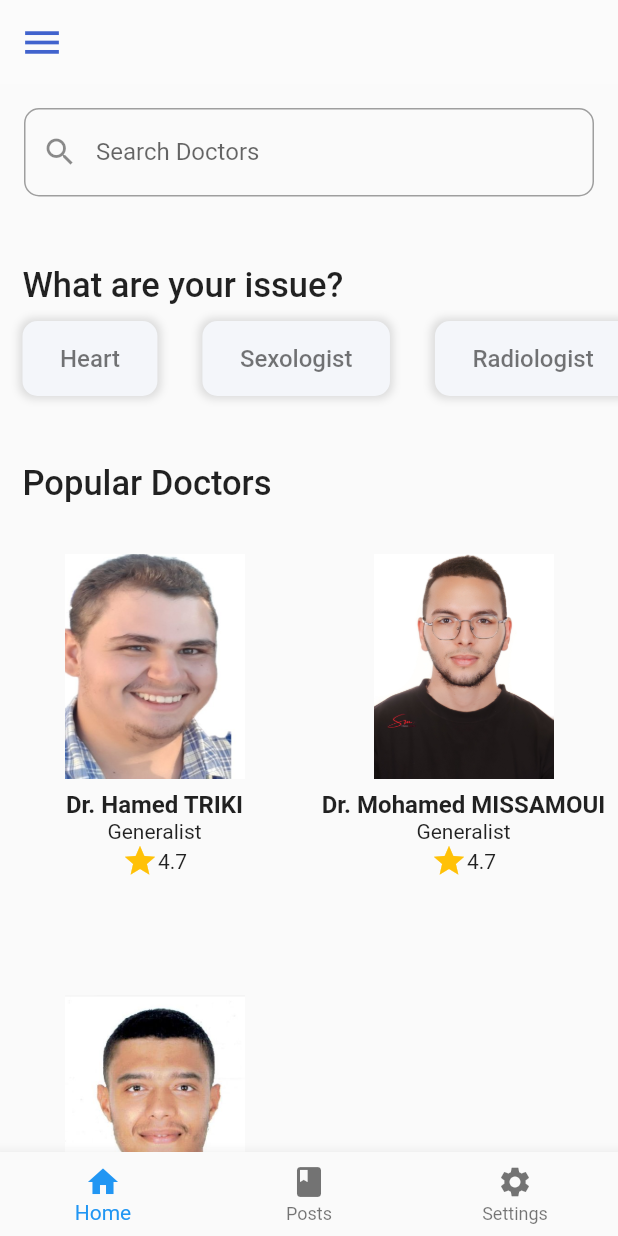
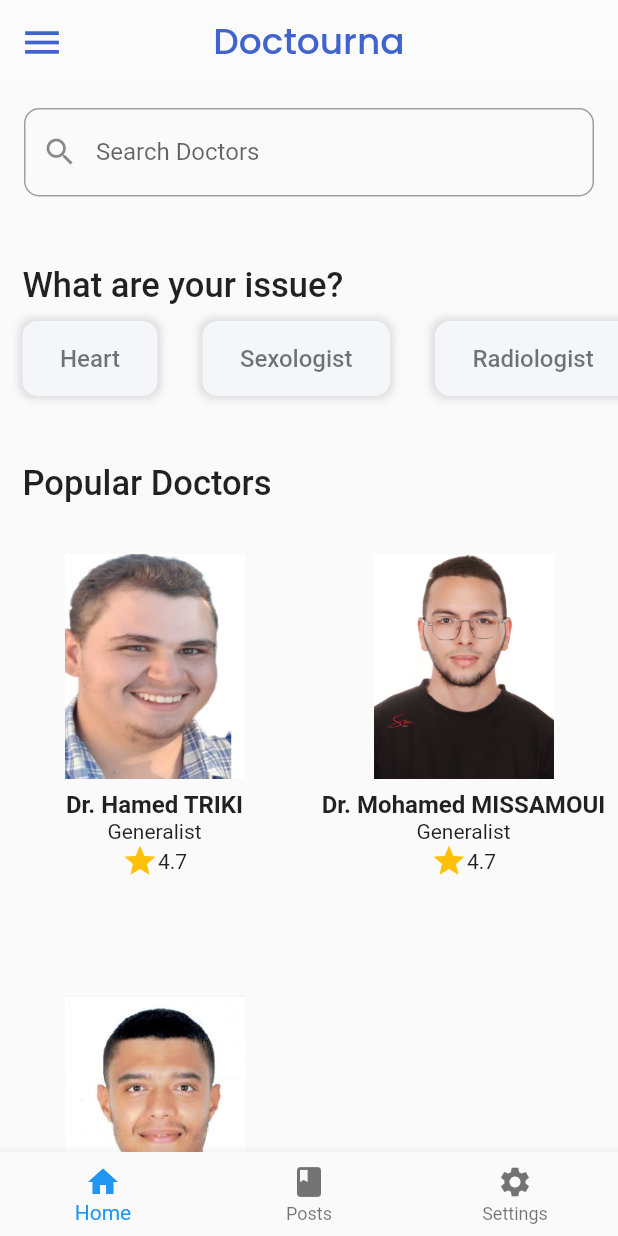
Before and after one commit to c-ryuk/Doctourna, a Flutter app: the screen it shows after launch, on a phone screen of 412 x 824 dp. Run offline on Flutter 3.47's test engine with Material 2 defaults, Android fonts, the phone set to English and light mode, and no system bars; our stand-ins replace font_awesome_flutter; missing offline and left inert: country_flags, icons_flutter.

Commit message:
simple edits

```diff
--- a/tbibi/lib/views/home.dart
+++ b/tbibi/lib/views/home.dart
@@ -56,6 +56,7 @@ class _DoctorsListPageState extends State<DoctorsListPage> {
   Widget build(BuildContext context) {
     return Scaffold(
       body: CustomScrollView(
+        physics: BouncingScrollPhysics(),
         slivers: [
           SliverToBoxAdapter(
             child: Padding(
--- a/tbibi/lib/widgets/tab_bar.dart
+++ b/tbibi/lib/widgets/tab_bar.dart
@@ -67,6 +67,14 @@ class _MyTabBarState extends State<MyTabBar> {
     ];
     return Scaffold(
       appBar: AppBar(
+        centerTitle: true,
+        title: Text(
+          'Doctourna',
+          style: TextStyle(
+              fontFamily: 'Poppins Medium',
+              color: Color(0xFF4163CD),
+              fontSize: 24),
+        ),
         backgroundColor: widget.isDarkMode ? Colors.black : Colors.white12,
         elevation: 0,
         leading: IconButton(
```
